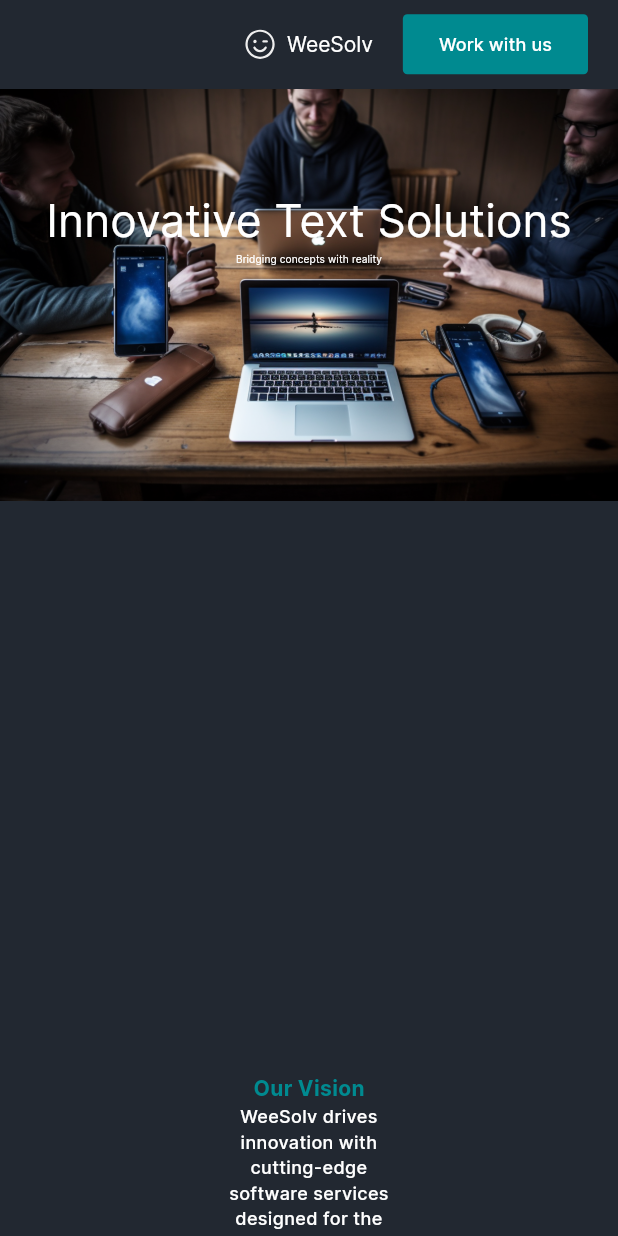
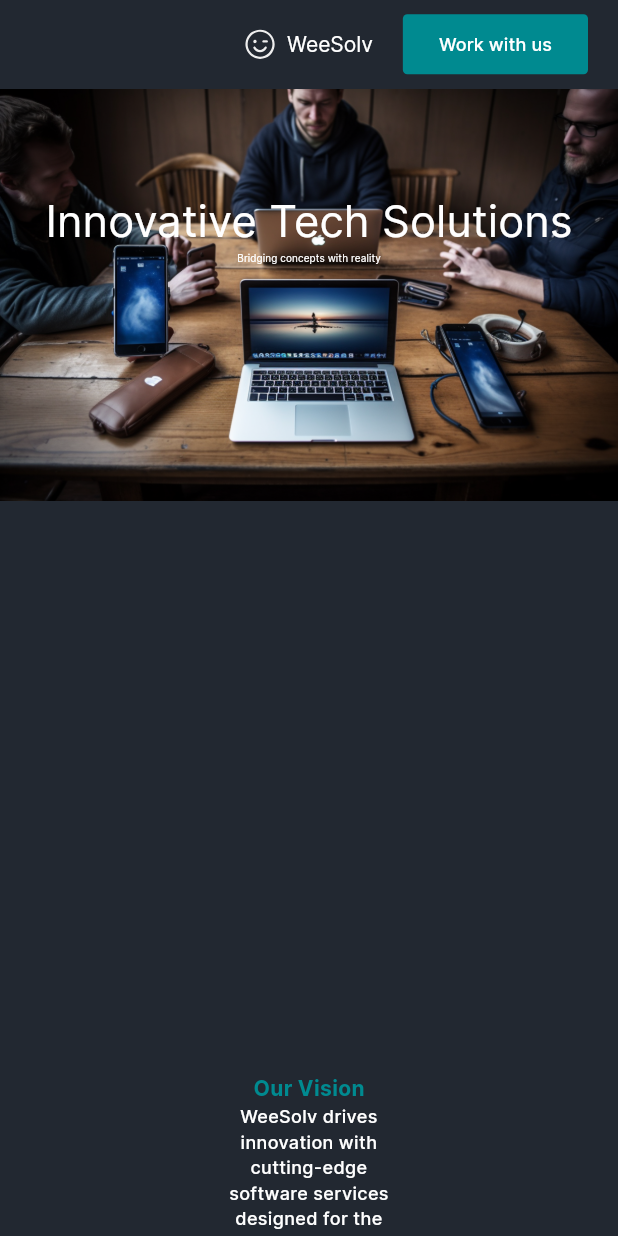
Before and after one commit to WeeSolv/Portfolio, a Flutter app: the screen it shows after launch, on a phone screen of 412 x 824 dp. Run offline on Flutter 3.47's test engine with Material 3 defaults, Android fonts, the phone set to English and light mode, and no system bars; our stand-ins replace flutter_svg.

Commit message:
Fix: "Innovative Text Solutions" -> "Innovative Tech Solutions"

```diff
--- a/lib/screens/hero_widget.dart
+++ b/lib/screens/hero_widget.dart
@@ -21,7 +21,7 @@ class HeroWidget extends StatelessWidget {
             child: Column(
               children: [
                 Text(
-                  "Innovative Text Solutions",
+                  "Innovative Tech Solutions",
                   style: TextStyle(color: Colors.white, fontSize: 96),
                 ),
                 Text(
```
Also changed, not shown: 1 other file.
